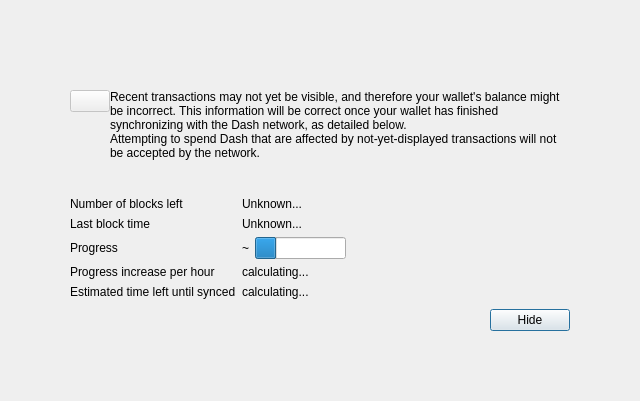
This is src/qt/forms/modaloverlay.ui in xdustinface/dash as Qt 5 draws it before an edit. The edited form follows.
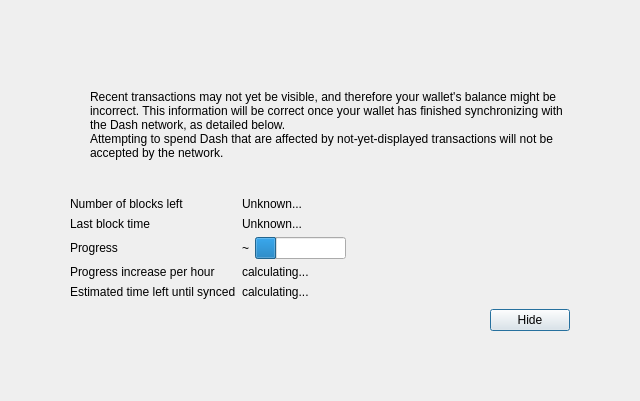
This is the edited form. Custom widgets are drawn as their Qt base class.

Commit message: qt: Align warning icon in ModalOverlay properly with the text

Diff of the .ui file:
```diff
--- a/src/qt/forms/modaloverlay.ui
+++ b/src/qt/forms/modaloverlay.ui
@@ -79,10 +79,7 @@
               <number>0</number>
              </property>
              <item>
-              <widget class="QPushButton" name="warningIcon">
-               <property name="enabled">
-                <bool>false</bool>
-               </property>
+              <widget class="QLabel" name="warningIcon">
                <property name="text">
                 <string/>
                </property>
```
The commit also changes 2 other files.
